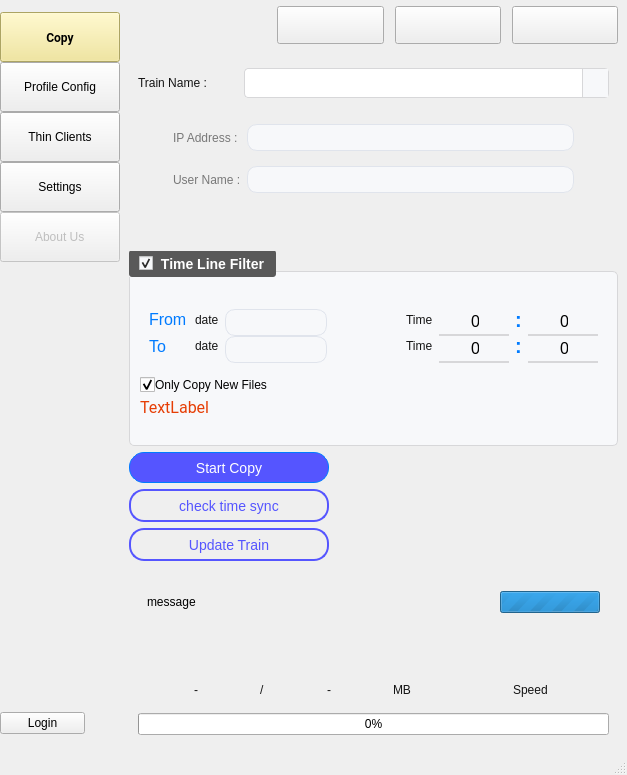
Before: the Qt Designer form UIFiles/mainUI.ui in amirhossein-mlkz/railProject_imageCopy, drawn with Qt 5.
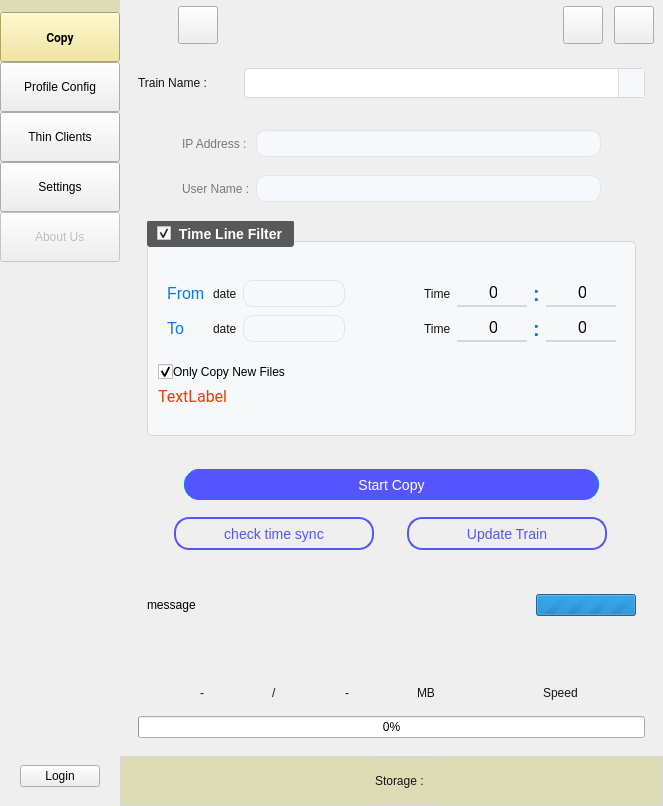
After: the same form once the commit is applied. The open tabs and pages were chosen to show the change. Icons and pictures are not drawn. Custom widgets are drawn as their Qt base class.

What changed in the file:
```diff
--- a/UIFiles/mainUI.ui
+++ b/UIFiles/mainUI.ui
@@ -10,7 +10,7 @@
     <x>0</x>
     <y>0</y>
     <width>617</width>
-    <height>775</height>
+    <height>806</height>
    </rect>
   </property>
   <property name="sizePolicy">
@@ -788,7 +788,7 @@
          <property name="lineWidth">
           <number>1</number>
          </property>
-         <layout class="QVBoxLayout" name="verticalLayout_67" stretch="0,0,0,0,10,0,0,0,0,0,10,0,0,0,0,0,0,0">
+         <layout class="QVBoxLayout" name="verticalLayout_67" stretch="0,0,0,0,0,0,0,0,0,0,0,0,0,0,0,0,0,0">
           <property name="spacing">
            <number>0</number>
           </property>
@@ -805,17 +805,29 @@
            <number>0</number>
           </property>
           <item>
-           <spacer name="verticalSpacer_6">
-            <property name="sizeType">
-             <enum>QSizePolicy::Fixed</enum>
+           <widget class="QFrame" name="frame_28">
+            <property name="minimumSize">
+             <size>
+              <width>0</width>
+              <height>12</height>
+             </size>
             </property>
-            <property name="sizeHint" stdset="0">
+            <property name="maximumSize">
              <size>
-              <width>20</width>
+              <width>16777215</width>
               <height>12</height>
              </size>
             </property>
-           </spacer>
+            <property name="styleSheet">
+             <string notr="true">background-color:rgb(220, 221, 180);</string>
+            </property>
+            <property name="frameShape">
+             <enum>QFrame::NoFrame</enum>
+            </property>
+            <property name="frameShadow">
+             <enum>QFrame::Raised</enum>
+            </property>
+           </widget>
           </item>
           <item>
            <widget class="Line" name="line_5">
@@ -1067,6 +1079,9 @@
           </item>
           <item>
            <spacer name="verticalSpacer_2">
+            <property name="orientation">
+             <enum>Qt::Vertical</enum>
+            </property>
             <property name="sizeHint" stdset="0">
              <size>
               <width>20</width>
@@ -1075,7 +1090,7 @@
             </property>
            </spacer>
           </item>
-          <item>
+          <item alignment="Qt::AlignHCenter">
            <widget class="QLabel" name="label_66">
             <property name="minimumSize">
              <size>
@@ -1100,7 +1115,7 @@
             </property>
            </widget>
           </item>
-          <item>
+          <item alignment="Qt::AlignHCenter">
            <widget class="QLabel" name="label_65">
             <property name="sizePolicy">
              <sizepolicy hsizetype="Fixed" vsizetype="Fixed">
@@ -1139,6 +1154,9 @@
           </item>
           <item>
            <spacer name="verticalSpacer_11">
+            <property name="orientation">
+             <enum>Qt::Vertical</enum>
+            </property>
             <property name="sizeType">
              <enum>QSizePolicy::Fixed</enum>
             </property>
@@ -1150,7 +1168,7 @@
             </property>
            </spacer>
           </item>
-          <item>
+          <item alignment="Qt::AlignHCenter">
            <widget class="QPushButton" name="login_btn">
             <property name="enabled">
              <bool>true</bool>
@@ -1193,6 +1211,9 @@
           </item>
           <item>
            <spacer name="verticalSpacer_5">
+            <property name="orientation">
+             <enum>Qt::Vertical</enum>
+            </property>
             <property name="sizeType">
              <enum>QSizePolicy::Fixed</enum>
             </property>
@@ -1272,6 +1293,9 @@
              </property>
              <item>
               <spacer name="horizontalSpacer">
+               <property name="orientation">
+                <enum>Qt::Vertical</enum>
+               </property>
                <property name="sizeHint" stdset="0">
                 <size>
                  <width>40</width>
@@ -1313,6 +1337,19 @@
                </property>
               </widget>
              </item>
+             <item>
+              <spacer name="horizontalSpacer_5">
+               <property name="orientation">
+                <enum>Qt::Horizontal</enum>
+               </property>
+               <property name="sizeHint" stdset="0">
+                <size>
+                 <width>40</width>
+                 <height>20</height>
+                </size>
+               </property>
+              </spacer>
+             </item>
              <item>
               <widget class="QPushButton" name="minimize_btn">
                <property name="sizePolicy">
@@ -1438,12 +1475,17 @@
                </widget>
               </item>
               <item>
-               <widget class="Line" name="line_9">
-                <property name="orientation">
-                 <enum>Qt::Vertical</enum>
+               <widget class="QFrame" name="frame_13">
+                <property name="frameShape">
+                 <enum>QFrame::NoFrame</enum>
                 </property>
-               </widget>
-              </item>
+                <property name="frameShadow">
+                 <enum>QFrame::Raised</enum>
+                </property>
+                <layout class="QVBoxLayout" name="verticalLayout_10">
+                 <property name="spacing">
+                  <number>0</number>
+                 </property>
               <item>
                <widget class="QFrame" name="frame_58">
                 <property name="enabled">
@@ -1571,25 +1613,14 @@
                </widget>
               </item>
               <item>
-               <widget class="Line" name="line_10">
-                <property name="orientation">
-                 <enum>Qt::Vertical</enum>
-                </property>
-               </widget>
-              </item>
-              <item>
-               <spacer name="verticalSpacer_3">
-                <property name="sizeType">
-                 <enum>QSizePolicy::Fixed</enum>
-                </property>
-                <property name="sizeHint" stdset="0">
-                 <size>
-                  <width>20</width>
-                  <height>40</height>
-                 </size>
-                </property>
-               </spacer>
-              </item>
+                  <widget class="QFrame" name="frame_7">
+                   <property name="frameShape">
+                    <enum>QFrame::NoFrame</enum>
+                   </property>
+                   <property name="frameShadow">
+                    <enum>QFrame::Raised</enum>
+                   </property>
+                   <layout class="QVBoxLayout" name="verticalLayout_12">
               <item>
                <widget class="QGroupBox" name="timeline_groupbox">
                 <property name="minimumSize">
@@ -1612,7 +1643,7 @@
                   <number>0</number>
                  </property>
                  <item>
-                  <widget class="QFrame" name="frame_7">
+                        <widget class="QFrame" name="frame_21">
                    <property name="minimumSize">
                     <size>
                      <width>0</width>
@@ -1932,6 +1963,9 @@
                        </item>
                        <item row="1" column="4">
                         <spacer name="horizontalSpacer_8">
+                               <property name="orientation">
+                                <enum>Qt::Vertical</enum>
+                               </property>
                          <property name="sizeType">
                           <enum>QSizePolicy::Fixed</enum>
                          </property>
@@ -1945,6 +1979,9 @@
                        </item>
                        <item row="0" column="4">
                         <spacer name="horizontalSpacer_7">
+                               <property name="orientation">
+                                <enum>Qt::Vertical</enum>
+                               </property>
                          <property name="sizeType">
                           <enum>QSizePolicy::Fixed</enum>
                          </property>
@@ -2004,20 +2041,41 @@
                 </layout>
                </widget>
               </item>
+                   </layout>
+                  </widget>
+                 </item>
+                </layout>
+               </widget>
+              </item>
               <item>
+               <widget class="QFrame" name="frame_24">
+                <property name="maximumSize">
+                 <size>
+                  <width>16777215</width>
+                  <height>110</height>
+                 </size>
+                </property>
+                <property name="frameShape">
+                 <enum>QFrame::NoFrame</enum>
+                </property>
+                <property name="frameShadow">
+                 <enum>QFrame::Raised</enum>
+                </property>
+                <layout class="QVBoxLayout" name="verticalLayout_13">
+                 <item alignment="Qt::AlignHCenter">
                <widget class="QPushButton" name="copy_button">
                 <property name="enabled">
                  <bool>true</bool>
                 </property>
                 <property name="minimumSize">
                  <size>
-                  <width>200</width>
+                     <width>415</width>
                   <height>31</height>
                  </size>
                 </property>
                 <property name="maximumSize">
                  <size>
-                  <width>200</width>
+                     <width>415</width>
                   <height>16777215</height>
                  </size>
                 </property>
@@ -2045,6 +2103,15 @@
                </widget>
               </item>
               <item>
+                  <widget class="QFrame" name="frame_3">
+                   <property name="frameShape">
+                    <enum>QFrame::NoFrame</enum>
+                   </property>
+                   <property name="frameShadow">
+                    <enum>QFrame::Raised</enum>
+                   </property>
+                   <layout class="QHBoxLayout" name="horizontalLayout_15">
+                    <item>
                <widget class="QPushButton" name="check_time_btn">
                 <property name="enabled">
                  <bool>true</bool>
@@ -2132,11 +2199,10 @@
                 </property>
                </widget>
               </item>
-              <item>
-               <widget class="Line" name="line_21">
-                <property name="orientation">
-                 <enum>Qt::Vertical</enum>
-                </property>
+                   </layout>
+                  </widget>
+                 </item>
+                </layout>
                </widget>
               </item>
               <item>
@@ -2343,6 +2409,9 @@
                    </item>
                    <item>
                     <spacer name="horizontalSpacer_4">
+                     <property name="orientation">
+                      <enum>Qt::Vertical</enum>
+                     </property>
                      <property name="sizeHint" stdset="0">
                       <size>
                        <width>40</width>
@@ -4950,6 +5019,81 @@
             </widget>
            </widget>
           </item>
+          <item>
+           <widget class="QFrame" name="frame_27">
+            <property name="minimumSize">
+             <size>
+              <width>0</width>
+              <height>50</height>
+             </size>
+            </property>
+            <property name="maximumSize">
+             <size>
+              <width>16777215</width>
+              <height>50</height>
+             </size>
+            </property>
+            <property name="styleSheet">
+             <string notr="true">	background-color:rgb(220, 221, 180);
+	border:1px solid #D7D7D9;</string>
+            </property>
+            <property name="frameShape">
+             <enum>QFrame::StyledPanel</enum>
+            </property>
+            <property name="frameShadow">
+             <enum>QFrame::Raised</enum>
+            </property>
+            <layout class="QHBoxLayout" name="horizontalLayout_24">
+             <property name="leftMargin">
+              <number>0</number>
+             </property>
+             <property name="topMargin">
+              <number>0</number>
+             </property>
+             <property name="rightMargin">
+              <number>0</number>
+             </property>
+             <property name="bottomMargin">
+              <number>0</number>
+             </property>
+             <item>
+              <spacer name="horizontalSpacer_2">
+               <property name="orientation">
+                <enum>Qt::Horizontal</enum>
+               </property>
+               <property name="sizeType">
+                <enum>QSizePolicy::Fixed</enum>
+               </property>
+               <property name="sizeHint" stdset="0">
+                <size>
+                 <width>26</width>
+                 <height>16</height>
+                </size>
+               </property>
+              </spacer>
+             </item>
+             <item>
+              <widget class="QLabel" name="label_19">
+               <property name="minimumSize">
+                <size>
+                 <width>67</width>
+                 <height>0</height>
+                </size>
+               </property>
+               <property name="maximumSize">
+                <size>
+                 <width>67</width>
+                 <height>16777215</height>
+                </size>
+               </property>
+               <property name="text">
+                <string>Storage : </string>
+               </property>
+              </widget>
+             </item>
+             <item>
+              <layout class="QHBoxLayout" name="storage_widget"/>
+             </item>
          </layout>
         </widget>
        </item>
@@ -4958,7 +5102,9 @@
     </item>
    </layout>
   </widget>
-  <widget class="QStatusBar" name="statusBar"/>
+    </item>
+   </layout>
+  </widget>
  </widget>
  <customwidgets>
   <customwidget>
```
Left out of the diff: 144 changed lines with no effect on the pictures. Lines whose indentation alone changed are shown as unchanged.
